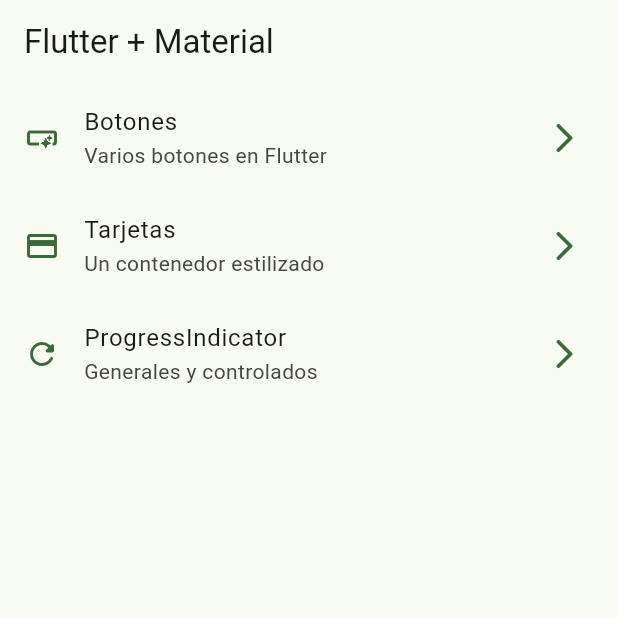
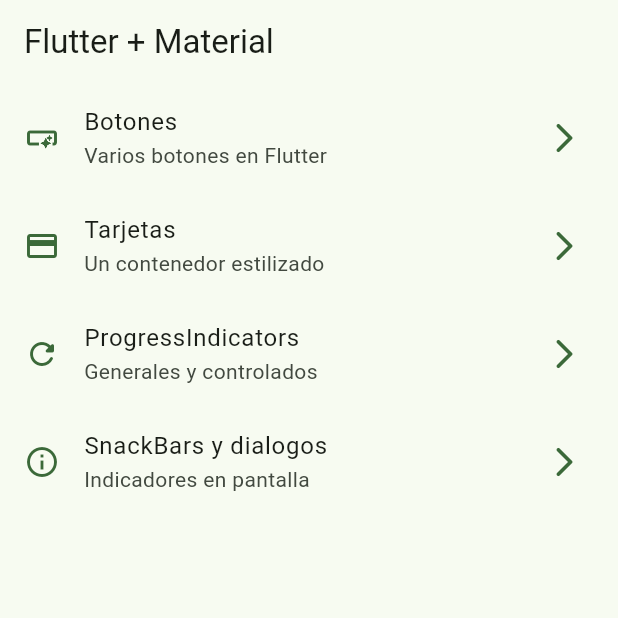
Before and after one commit to JeffersonCabello/widgets_app_flutter, a Flutter app: the screen it shows after launch, on a phone screen of 412 x 824 dp, the top half of it. Run offline on Flutter 3.47's test engine with Material 3 defaults, Android fonts, the phone set to English and light mode, and no system bars; our stand-ins replace go_router.

Commit message:
SnackBars y Dialogos terminados

```diff
--- a/lib/config/menu/menu_item.dart
+++ b/lib/config/menu/menu_item.dart
@@ -25,8 +25,13 @@ const appMenuItems = <MenuItem>[
       link: "/cards",
       icon: Icons.credit_card),
   MenuItem(
-      title: "ProgressIndicator",
+      title: "ProgressIndicators",
       subTitle: "Generales y controlados",
       link: "/progress",
-      icon: Icons.refresh_rounded)
+      icon: Icons.refresh_rounded),
+  MenuItem(
+      title: "SnackBars y dialogos",
+      subTitle: "Indicadores en pantalla",
+      link: "/snackbars",
+      icon: Icons.info_outline)
 ];
--- a/lib/config/router/app_router.dart
+++ b/lib/config/router/app_router.dart
@@ -21,6 +21,11 @@ final appRouter = GoRouter(
       path: "/progress",
       name: ProgressScreen.name,
       builder: (context, state) => const ProgressScreen(),
+    ),
+    GoRoute(
+      path: "/snackbars",
+      name: SnackbarScreen.name,
+      builder: (context, state) => const SnackbarScreen(),
     )
   ],
 );
--- a/lib/main.dart
+++ b/lib/main.dart
@@ -12,6 +12,7 @@ class MainApp extends StatelessWidget {
   @override
   Widget build(BuildContext context) {
     return MaterialApp.router(
+      title: "Flutter Widgets",
       debugShowCheckedModeBanner: false,
       theme: AppTheme(selectedColor: 2).getTheme(),
       routerConfig: appRouter,
```
Also changed, not shown: lib/presentation/screens/snackbars/snackbar_screen.dart (+69 -1 lines).
